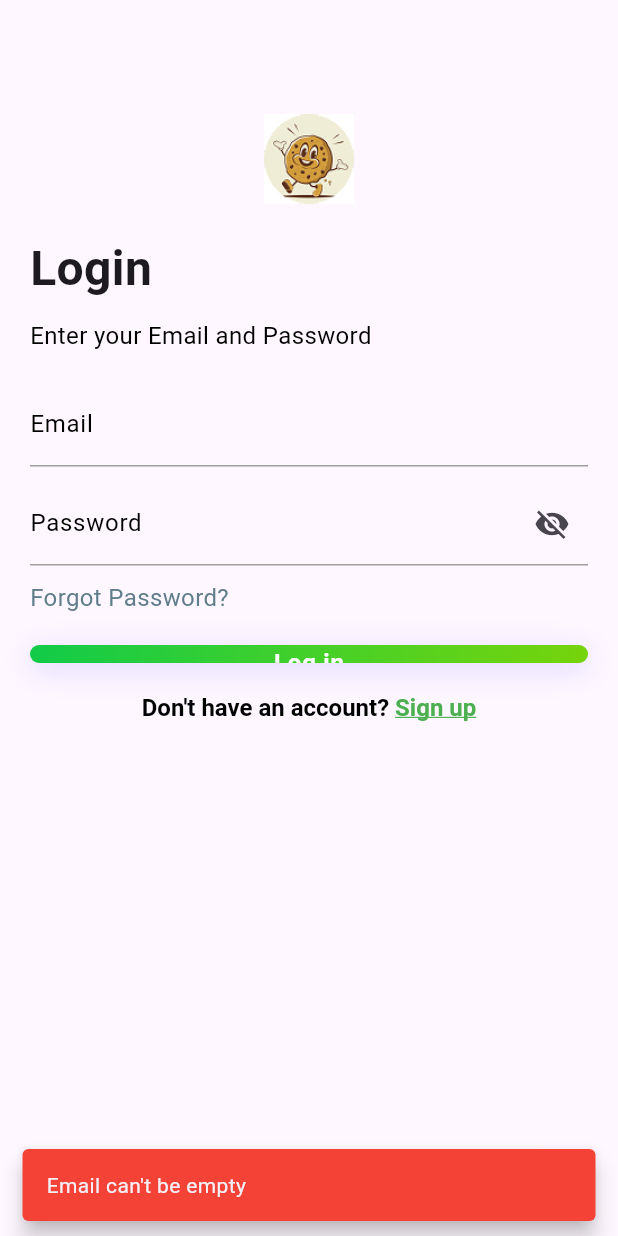
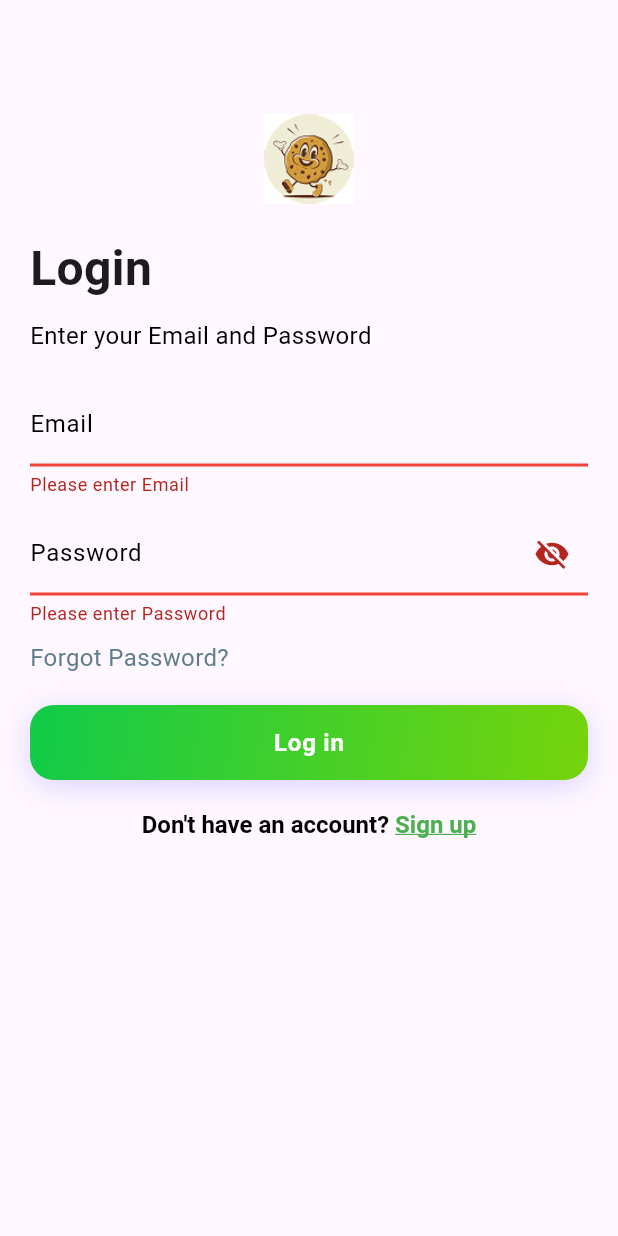
Before and after one commit to mirajgansi/Click_shop, a Flutter app: the LoginPage screen opened by its route, after a tap on "Log in", on a phone screen of 412 x 824 dp. Run offline on Flutter 3.47's test engine with Material 3 defaults, Android fonts, the phone set to English and light mode, and no system bars; our stand-ins replace dartz, equatable, flutter_riverpod, flutter_svg, hive, motion_toast; accounts and stored records are empty.

Commit message:
Login page complete

```diff
--- a/lib/features/auth/data/models/auth_hive_model.dart
+++ b/lib/features/auth/data/models/auth_hive_model.dart
@@ -11,7 +11,7 @@ class AuthHiveModel extends HiveObject {
   final String? userId;
 
   @HiveField(1)
-  final String userName;
+  final String? userName;
 
   @HiveField(2)
   final String email;
@@ -26,7 +26,7 @@ class AuthHiveModel extends HiveObject {
     String? userId,
     required this.email,
     this.profileImage,
-    required this.userName,
+    this.userName,
     this.password,
   }) : userId = userId ?? Uuid().v4();
 
--- a/lib/features/auth/domain/entities/auth_entity.dart
+++ b/lib/features/auth/domain/entities/auth_entity.dart
@@ -2,7 +2,7 @@ import 'package:equatable/equatable.dart';
 
 class AuthEntity extends Equatable {
   final String? userId;
-  final String userName;
+  final String? userName;
   final String email;
   final String? password;
   final String? profileImage;
@@ -11,7 +11,7 @@ class AuthEntity extends Equatable {
     this.userId,
     required this.email,
     this.profileImage,
-    required this.userName,
+    this.userName,
     this.password,
   });
 
--- a/lib/features/auth/presentation/pages/login_screen.dart
+++ b/lib/features/auth/presentation/pages/login_screen.dart
@@ -4,7 +4,9 @@ import 'package:click_shop/core/utils/snackbar_utils.dart';
 import 'package:click_shop/core/widgets/my_button_widgets.dart';
 import 'package:click_shop/core/widgets/my_text_field_widgets.dart';
 import 'package:click_shop/features/auth/presentation/pages/signup_screen.dart';
-import 'package:click_shop/screens/bottom_screen/home_screen.dart';
+import 'package:click_shop/features/auth/presentation/state/auth_state.dart';
+import 'package:click_shop/features/auth/presentation/view_model/auth_view_model.dart';
+import 'package:click_shop/screens/bottom_navigation_screen.dart';
 import 'package:flutter/gestures.dart';
 import 'package:flutter/material.dart';
 import 'package:flutter_riverpod/flutter_riverpod.dart';
@@ -17,13 +19,9 @@ class LoginPage extends ConsumerStatefulWidget {
 }
 
 class _LoginPageState extends ConsumerState<LoginPage> {
-  @override
-  Widget build(BuildContext context) {
   final _formKey = GlobalKey<FormState>();
   final _emailController = TextEditingController();
   final _passwordController = TextEditingController();
-    bool _obscurePassword = true;
-    bool _isLoading = false;
 
   @override
   void dispose() {
@@ -33,21 +31,14 @@ class _LoginPageState extends ConsumerState<LoginPage> {
   }
 
   Future<void> _handleLogin() async {
+    print("Trying login with email: ${_emailController.text}");
     if (_formKey.currentState!.validate()) {
-        setState(() {
-          _isLoading = true;
-        });
-
-        // TODO: Implement login logic
-        await Future.delayed(const Duration(seconds: 2));
-
-        if (mounted) {
-          setState(() {
-            _isLoading = false;
-          });
-          // Navigate to dashboard
-          AppRoutes.pushReplacement(context, const HomeScreen());
-        }
+      await ref
+          .read(AuthViewModelProvider.notifier)
+          .login(
+            email: _emailController.text.trim(),
+            password: _passwordController.text.trim(),
+          );
     }
   }
 
@@ -69,6 +60,19 @@ class _LoginPageState extends ConsumerState<LoginPage> {
     // TODO: Implement Apple Sign In
     SnackbarUtils.showInfo(context, 'Apple Sign In coming soon');
   }
+
+  @override
+  Widget build(BuildContext context) {
+    final authState = ref.watch(AuthViewModelProvider);
+
+    ref.listen<AuthState>(AuthViewModelProvider, (previous, next) {
+      if (next.status == AuthStatus.authenticated) {
+        SnackbarUtils.showSuccess(context, 'Login successful');
+        AppRoutes.pushReplacement(context, DashboardScreen());
+      } else if (next.status == AuthStatus.error && next.errorMessage != null) {
+        SnackbarUtils.showError(context, next.errorMessage!);
+      }
+    });
 
     return Scaffold(
       appBar: AppBar(automaticallyImplyLeading: false),
@@ -96,6 +100,8 @@ class _LoginPageState extends ConsumerState<LoginPage> {
               Expanded(
                 child: SingleChildScrollView(
                   padding: const EdgeInsets.all(20.0),
+                  child: Form(
+                    key: _formKey,
                     child: Column(
                       crossAxisAlignment: CrossAxisAlignment.start,
                       children: [
@@ -165,59 +171,11 @@ class _LoginPageState extends ConsumerState<LoginPage> {
                         const SizedBox(height: 20),
 
                         MyButtonWidgets(
-                        onPressed: () {
-                          final email = _emailController.text.trim();
-                          final password = _passwordController.text.trim();
-
-                          if (email.isEmpty) {
-                            showMySnackBar(
-                              context: context,
-                              message: "Email can't be empty",
-                              color: Colors.red,
-                            );
-                            return;
-                          }
-
-                          if (!RegExp(r'\S+@\S+\.\S+').hasMatch(email)) {
-                            showMySnackBar(
-                              context: context,
-                              message: "Enter a valid email",
-                              color: Colors.red,
-                            );
-                            return;
-                          }
-
-                          if (password.isEmpty) {
-                            showMySnackBar(
-                              context: context,
-                              message: "Password can't be empty",
-                              color: Colors.red,
-                            );
-                            return;
-                          }
-
-                          if (password.length < 8) {
-                            showMySnackBar(
-                              context: context,
-                              message: "Password must be at least 8 characters",
-                              color: Colors.red,
-                            );
-                            return;
-                          }
-
-                          showMySnackBar(
-                            context: context,
-                            message: "Login successful",
-                            color: Colors.green,
-                          );
-
-                          Future.delayed(const Duration(seconds: 1), () {
-                            Navigator.pushNamed(context, '/dashboard');
-                          });
-                        },
+                          onPressed: _handleLogin,
+                          isLoading: authState.status == AuthStatus.loading,
                           text: "Log in",
-                        height: 12,
-                        borderRadius: 12,
+                          height: 50,
+                          borderRadius: 16,
                         ),
 
                         const SizedBox(height: 20),
@@ -253,6 +211,7 @@ class _LoginPageState extends ConsumerState<LoginPage> {
                     ),
                   ),
                 ),
+              ),
             ],
           );
         },
--- a/lib/features/auth/presentation/pages/signup_screen.dart
+++ b/lib/features/auth/presentation/pages/signup_screen.dart
@@ -1,6 +1,8 @@
+import 'package:click_shop/app/routes/app_routes.dart';
 import 'package:click_shop/core/utils/snackbar_utils.dart';
 import 'package:click_shop/core/widgets/my_button_widgets.dart';
 import 'package:click_shop/core/widgets/my_text_field_widgets.dart';
+import 'package:click_shop/features/auth/presentation/pages/login_screen.dart';
 import 'package:click_shop/features/auth/presentation/state/auth_state.dart';
 import 'package:click_shop/features/auth/presentation/view_model/auth_view_model.dart';
 import 'package:flutter/gestures.dart';
@@ -72,7 +74,7 @@ class _SignupScreenState extends ConsumerState<SignupScreen> {
 
       if (next.status == AuthStatus.registered) {
         SnackbarUtils.showSuccess(context, 'Signup successful!');
-        Navigator.pushReplacementNamed(context, '/login');
+        AppRoutes.pushReplacement(context, LoginPage());
       }
     });
 
```
Also changed, not shown: lib/features/auth/domain/usecases/login_usecase.dart (+1 -7 lines), lib/features/auth/presentation/view_model/auth_view_model.dart (+4 -14 lines). Lines whose indentation alone changed are shown as unchanged.
